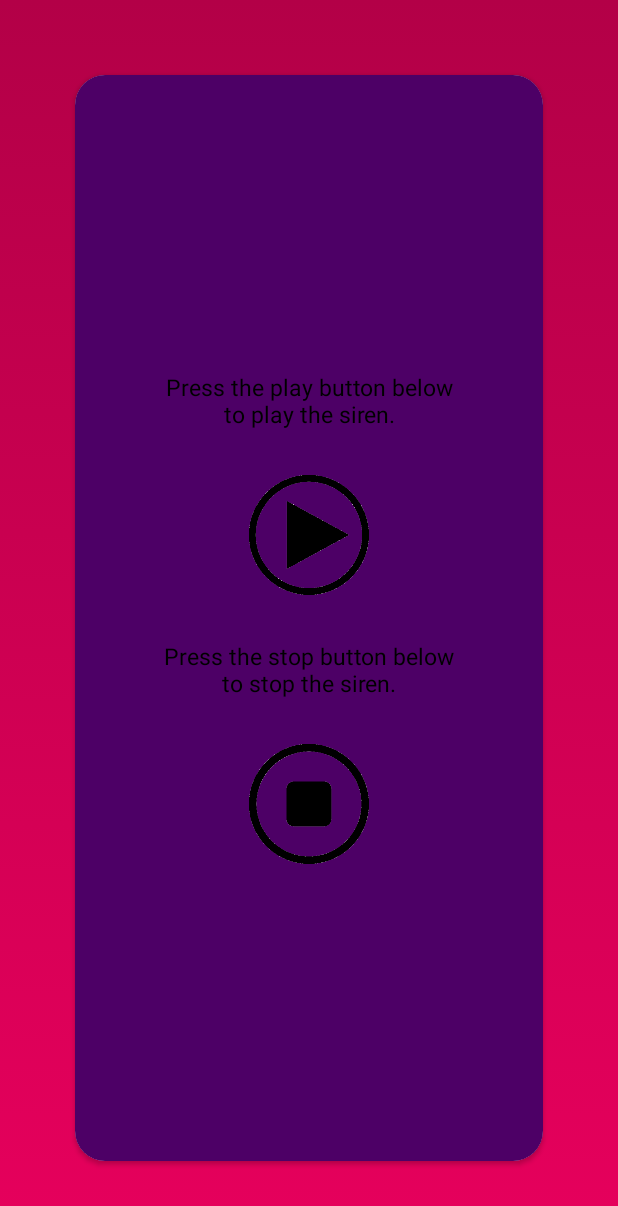
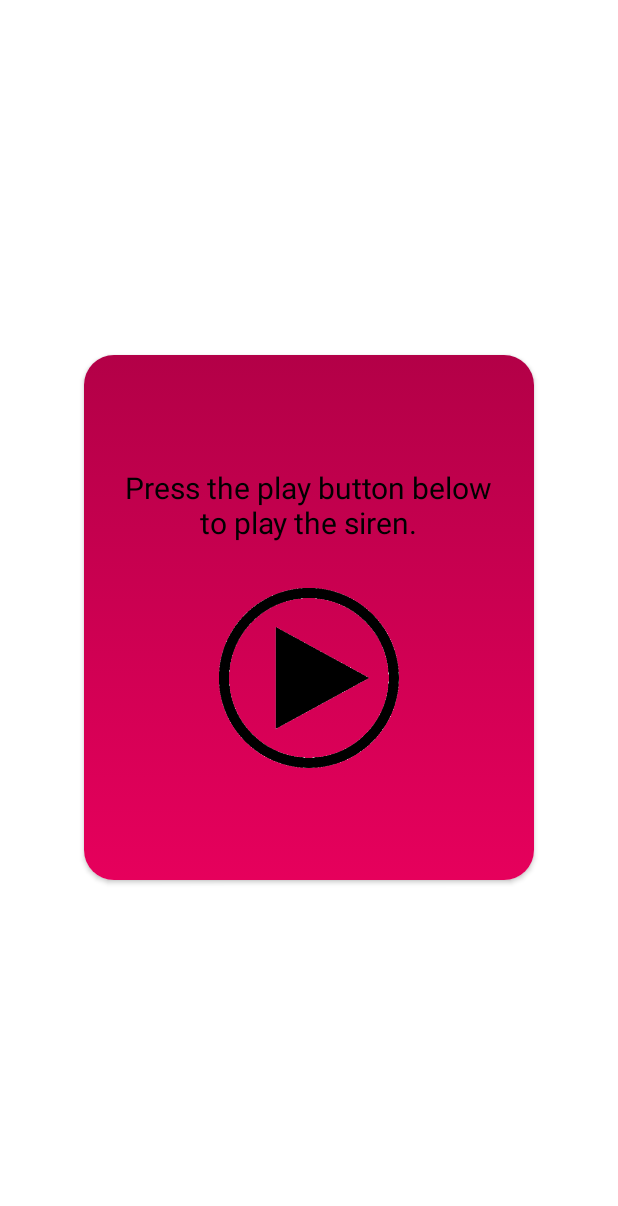
Before and after one commit to priyalbhatewara123/SHE--Live-Without-Fear, an Android app: the siren screen opened directly, with no data from a screen before it, after a tap on an icon or button, on a phone screen of 412 x 824 dp. Shown: the top 1206 px of the screen. Run offline under Robolectric (Android 15) with nearby library versions, the light colour scheme and no system bars; 1 other tap on this screen came first.

Commit message:
ui of siren activity has been updated

```diff
--- a/app/src/main/java/com/example/she/siren.java
+++ b/app/src/main/java/com/example/she/siren.java
@@ -7,23 +7,41 @@ import android.media.MediaPlayer;
 import android.os.Bundle;
 import android.view.View;
 import android.widget.Button;
+import android.widget.TextView;
 
 import com.google.gson.Gson;
 
 public class siren extends AppCompatActivity {
+
+    Button stop, play;
+    TextView stopText, playText;
 
     @Override
     protected void onCreate(Bundle savedInstanceState) {
         super.onCreate(savedInstanceState);
         setContentView(R.layout.activity_siren);
 
+        playText = findViewById(R.id.txt_view3);
+        stopText = findViewById(R.id.txt_view4);
+        play = findViewById(R.id.b5);
+        stop = findViewById(R.id.b6);
     }
 
     public void play(View view) {
         MyMediaPlayer.getInstance(this).play();
+        play.setVisibility(View.INVISIBLE);
+        playText.setVisibility(View.INVISIBLE);
+
+        stop.setVisibility(View.VISIBLE);
+        stopText.setVisibility(View.VISIBLE);
     }
 
     public void stop(View v) {
         MyMediaPlayer.getInstance(this).stopPlayer();
+        stop.setVisibility(View.INVISIBLE);
+        stopText.setVisibility(View.INVISIBLE);
+
+        play.setVisibility(View.VISIBLE);
+        playText.setVisibility(View.VISIBLE);
     }
 }
--- a/app/src/main/res/layout/activity_siren.xml
+++ b/app/src/main/res/layout/activity_siren.xml
@@ -5,65 +5,71 @@
     android:layout_width="match_parent"
     android:layout_height="match_parent"
     tools:context=".siren"
-    android:background="@drawable/background">
+    android:background="@color/white">
 
     <androidx.cardview.widget.CardView
-        android:layout_width="match_parent"
-        android:layout_height="match_parent"
+        android:layout_width="300dp"
+        android:layout_height="350dp"
         android:layout_margin="50dp"
         app:cardCornerRadius="20dp"
-        android:elevation="10dp">
+        android:elevation="10dp"
+        android:layout_centerInParent="true">
 
     <RelativeLayout
         android:layout_width="match_parent"
         android:layout_height="match_parent"
-        android:background="#4d0066"
+        android:background="@drawable/background"
         android:gravity="center">
 
         <TextView
-            android:layout_width="200dp"
+            android:layout_width="250dp"
             android:layout_height="wrap_content"
             android:text="Press the play button below to play the siren."
             android:id="@+id/txt_view3"
-            android:textSize="15sp"
+            android:textSize="20sp"
             android:gravity="center_horizontal"
             android:layout_centerHorizontal="true"
-            android:textColor="#000000"/>
+            android:textColor="#000000"
+            />
 
         <Button
-            android:layout_width="80dp"
-            android:layout_height="80dp"
+            android:layout_width="120dp"
+            android:layout_height="120dp"
             android:id="@+id/b5"
             android:background="@mipmap/play"
             android:onClick="play"
+            android:layout_centerInParent="true"
+            android:gravity="center"
             android:layout_centerHorizontal="true"
             android:layout_below="@+id/txt_view3"
-            android:layout_marginVertical="30dp"
+            android:layout_marginTop="30dp"
             />
 
         <TextView
-            android:layout_width="200dp"
+            android:layout_width="250dp"
             android:layout_height="wrap_content"
             android:text="Press the stop button below to stop the siren."
             android:id="@+id/txt_view4"
-            android:textSize="15sp"
+            android:textSize="20sp"
             android:gravity="center_horizontal"
-            android:layout_below="@+id/b5"
             android:layout_centerHorizontal="true"
-            android:textColor="#000000"/>
-
+            android:textColor="#000000"
+            android:visibility="gone"
+            />
 
         <Button
-            android:layout_width="80dp"
-            android:layout_height="80dp"
+            android:layout_width="120dp"
+            android:layout_height="120dp"
             android:id="@+id/b6"
+            android:background="@mipmap/stop"
+            android:onClick="stop"
+            android:layout_centerInParent="true"
+            android:gravity="center"
+            android:layout_centerHorizontal="true"
             android:layout_below="@+id/txt_view4"
-            android:background="@mipmap/stop"
             android:layout_marginTop="30dp"
-            android:onClick="stop"
-            android:layout_centerHorizontal="true"
+            android:visibility="gone"
             />
-
 
     </RelativeLayout>
 
--- a/app/src/main/res/values/colors.xml
+++ b/app/src/main/res/values/colors.xml
@@ -8,4 +8,5 @@
     <color name="white">#ffffff</color>
     <color name="black">#000000</color>
     <color name="purple">#4d0066</color>
+    <color name="offWhite">#90F6E1E1</color>
 </resources>
```
